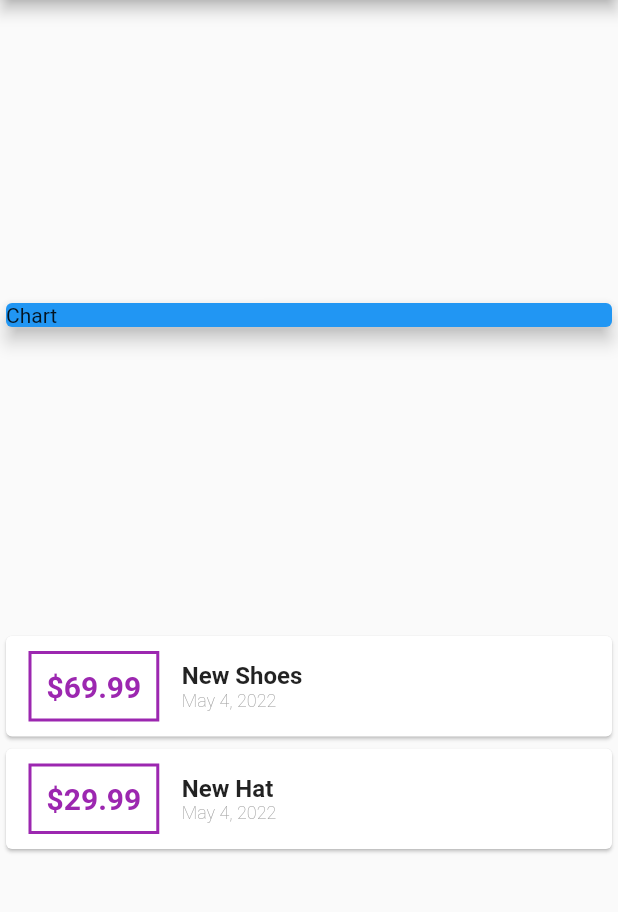
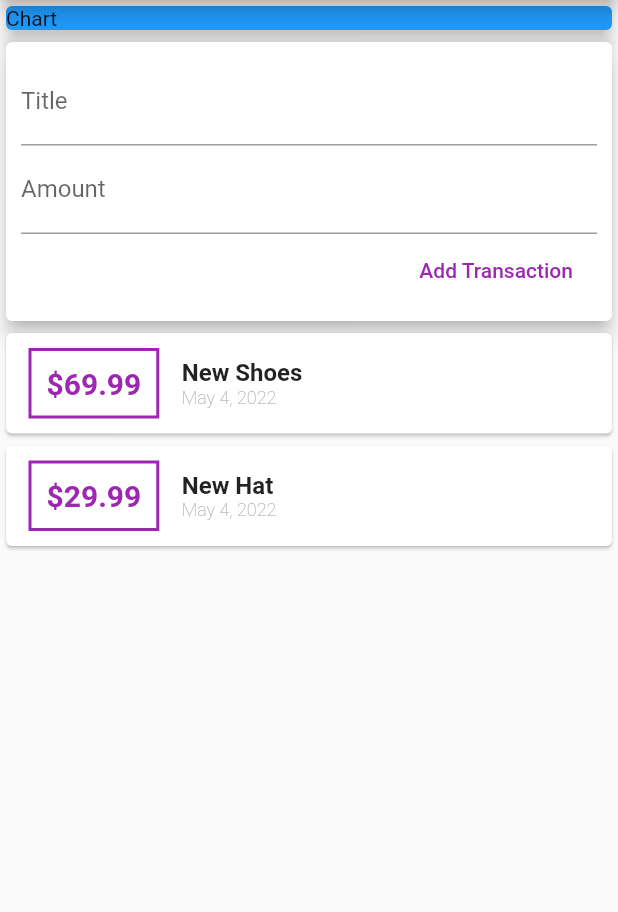
Before and after one commit to mcooper7649/flutter-expense-tracker-app, a Flutter app: the screen it shows after launch, on a phone screen of 412 x 824 dp, the part 84-996 px from its top. Run offline on Flutter 3.47's test engine with Material 2 defaults, Android fonts, the phone set to English and light mode, and no system bars.

Commit message:
added TextInput and FlatButton for adding transactions

```diff
--- a/lib/main.dart
+++ b/lib/main.dart
@@ -90,7 +90,7 @@ class _MyHomePageState extends State<MyHomePage> {
           title: Text(widget.title),
         ),
         body: Column(
-          mainAxisAlignment: MainAxisAlignment.spaceEvenly,
+          mainAxisAlignment: MainAxisAlignment.start,
           crossAxisAlignment: CrossAxisAlignment.stretch,
           children: <Widget>[
             Container(
@@ -99,6 +99,28 @@ class _MyHomePageState extends State<MyHomePage> {
                 color: Colors.blue,
                 child: Text('Chart'),
                 elevation: 5,
+              ),
+            ),
+            Card(
+              elevation: 5,
+              child: Container(
+                padding: EdgeInsets.all(10),
+                child: Column(
+                  crossAxisAlignment: CrossAxisAlignment.end,
+                  children: <Widget>[
+                    TextField(
+                      decoration: InputDecoration(labelText: 'Title'),
+                    ),
+                    TextField(
+                      decoration: InputDecoration(labelText: 'Amount'),
+                    ),
+                    FlatButton(
+                      child: Text('Add Transaction'),
+                      onPressed: () {},
+                      textColor: Colors.purple,
+                    )
+                  ],
+                ),
               ),
             ),
             Column(
```
